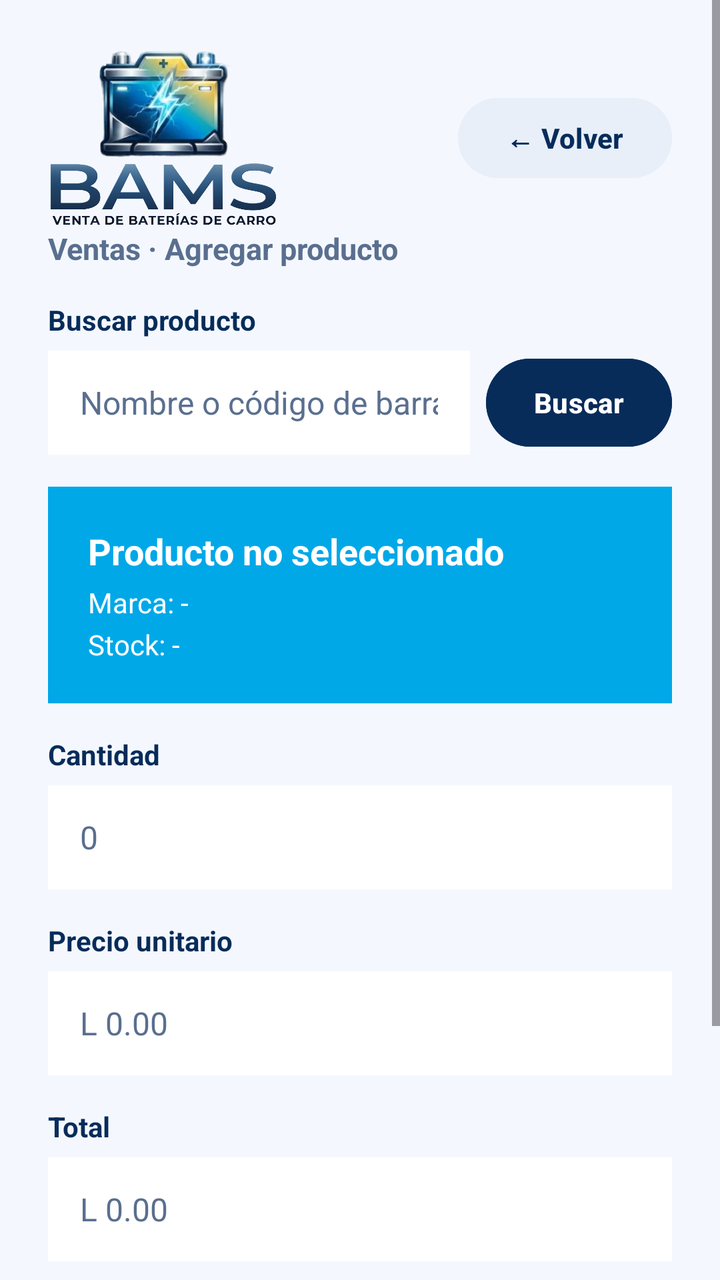
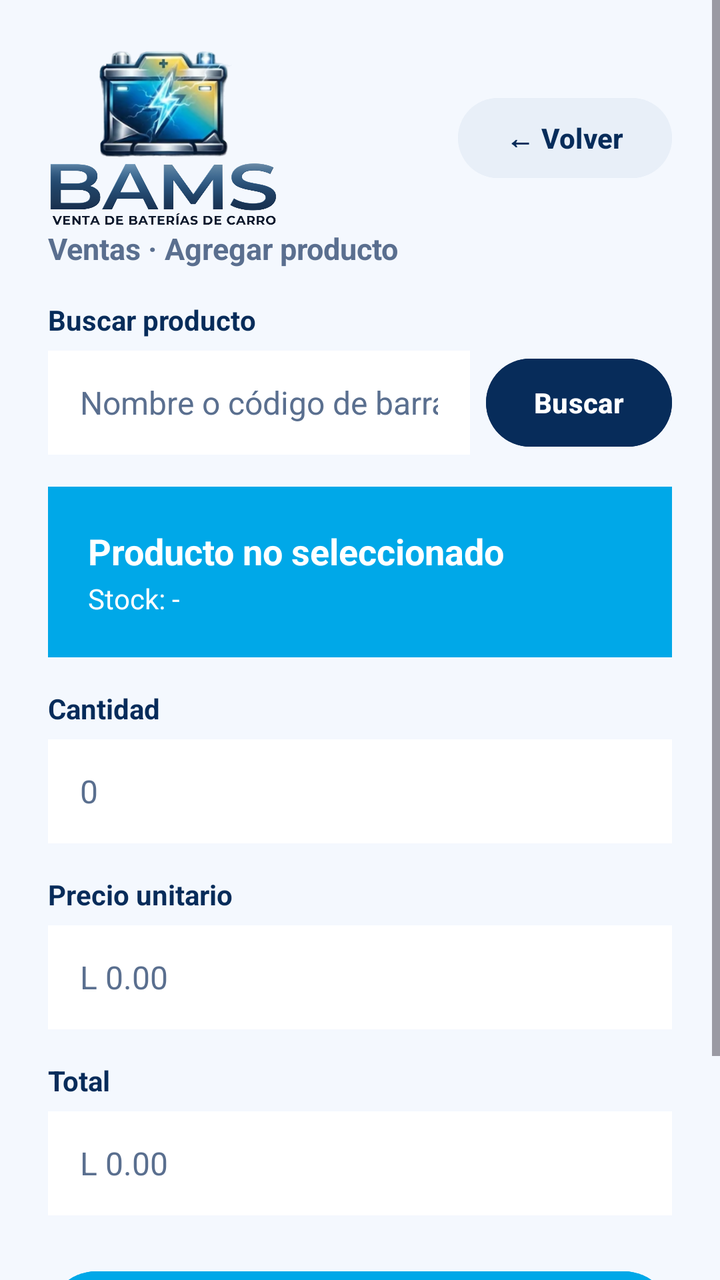

Compare the two renders of this Android layout. The source of the first and the diff that turns it into the second are given below.
<!-- AndroidManifest.xml: application theme Theme.BAMS -->
<!-- res/layout/activity_agregar_producto_venta.xml -->
<?xml version="1.0" encoding="utf-8"?>
<ScrollView xmlns:android="http://schemas.android.com/apk/res/android"
    android:layout_width="match_parent"
    android:layout_height="match_parent"
    android:background="#F4F8FE"
    android:fillViewport="true">

    <LinearLayout
        android:layout_width="match_parent"
        android:layout_height="wrap_content"
        android:orientation="vertical"
        android:padding="24dp">

        <LinearLayout
            android:layout_width="match_parent"
            android:layout_height="wrap_content"
            android:gravity="center_vertical"
            android:orientation="horizontal">

            <ImageView
                android:layout_width="120dp"
                android:layout_height="90dp"
                android:contentDescription="BAMS"
                android:scaleType="fitStart"
                android:src="@mipmap/logo" />

            <View
                android:layout_width="0dp"
                android:layout_height="1dp"
                android:layout_weight="1" />

            <Button
                android:id="@+id/btnVolver"
                android:layout_width="wrap_content"
                android:layout_height="48dp"
                android:backgroundTint="#E8EFF8"
                android:text="← Volver"
                android:textAllCaps="false"
                android:textColor="#072C5A"
                android:textStyle="bold" />
        </LinearLayout>

        <TextView
            android:layout_width="wrap_content"
            android:layout_height="wrap_content"
            android:text="Ventas · Agregar producto"
            android:textColor="#5A6F8F"
            android:textSize="15sp"
            android:textStyle="bold" />

        <TextView
            android:layout_width="match_parent"
            android:layout_height="wrap_content"
            android:layout_marginTop="16dp"
            android:text="Buscar producto"
            android:textColor="#072C5A"
            android:textSize="14sp"
            android:textStyle="bold" />

        <LinearLayout
            android:layout_width="match_parent"
            android:layout_height="wrap_content"
            android:layout_marginTop="6dp"
            android:gravity="center_vertical"
            android:orientation="horizontal">

            <EditText
                android:id="@+id/etBuscar"
                android:layout_width="0dp"
                android:layout_height="52dp"
                android:layout_weight="1"
                android:background="#FFFFFF"
                android:hint="Nombre o código de barras"
                android:imeOptions="actionSearch"
                android:inputType="text"
                android:maxLines="1"
                android:paddingStart="16dp"
                android:paddingEnd="16dp"
                android:textColor="#072C5A"
                android:textColorHint="#5A6F8F"
                android:textSize="16sp" />

            <Button
                android:id="@+id/btnBuscar"
                android:layout_width="wrap_content"
                android:layout_height="52dp"
                android:layout_marginStart="8dp"
                android:backgroundTint="#072C5A"
                android:text="Buscar"
                android:textAllCaps="false"
                android:textColor="#FFFFFF"
                android:textStyle="bold" />
        </LinearLayout>

        <LinearLayout
            android:layout_width="match_parent"
            android:layout_height="wrap_content"
            android:layout_marginTop="16dp"
            android:background="#00A8E8"
            android:orientation="vertical"
            android:padding="20dp">

            <TextView
                android:id="@+id/tvNombreProducto"
                android:layout_width="wrap_content"
                android:layout_height="wrap_content"
                android:text="Producto no seleccionado"
                android:textColor="#FFFFFF"
                android:textSize="18sp"
                android:textStyle="bold" />

            <TextView
                android:id="@+id/tvMarcaProducto"
                android:layout_width="wrap_content"
                android:layout_height="wrap_content"
                android:layout_marginTop="4dp"
                android:text="Marca: -"
                android:textColor="#FFFFFF"
                android:textSize="14sp" />

            <TextView
                android:id="@+id/tvStockProducto"
                android:layout_width="wrap_content"
                android:layout_height="wrap_content"
                android:layout_marginTop="2dp"
                android:text="Stock: -"
                android:textColor="#FFFFFF"
                android:textSize="14sp" />
        </LinearLayout>

        <TextView
            android:layout_width="match_parent"
            android:layout_height="wrap_content"
            android:layout_marginTop="16dp"
            android:text="Cantidad"
            android:textColor="#072C5A"
            android:textSize="14sp"
            android:textStyle="bold" />

        <EditText
            android:id="@+id/etCantidad"
            android:layout_width="match_parent"
            android:layout_height="52dp"
            android:layout_marginTop="6dp"
            android:background="#FFFFFF"
            android:hint="0"
            android:inputType="number"
            android:paddingStart="16dp"
            android:paddingEnd="16dp"
            android:textColor="#072C5A"
            android:textColorHint="#5A6F8F"
            android:textSize="16sp" />

        <TextView
            android:layout_width="match_parent"
            android:layout_height="wrap_content"
            android:layout_marginTop="16dp"
            android:text="Precio unitario"
            android:textColor="#072C5A"
            android:textSize="14sp"
            android:textStyle="bold" />

        <EditText
            android:id="@+id/etPrecio"
            android:layout_width="match_parent"
            android:layout_height="52dp"
            android:layout_marginTop="6dp"
            android:background="#FFFFFF"
            android:enabled="false"
            android:hint="L 0.00"
            android:inputType="text"
            android:paddingStart="16dp"
            android:paddingEnd="16dp"
            android:textColor="#072C5A"
            android:textColorHint="#5A6F8F"
            android:textSize="16sp" />

        <TextView
            android:layout_width="match_parent"
            android:layout_height="wrap_content"
            android:layout_marginTop="16dp"
            android:text="Total"
            android:textColor="#072C5A"
            android:textSize="14sp"
            android:textStyle="bold" />

        <EditText
            android:id="@+id/etTotal"
            android:layout_width="match_parent"
            android:layout_height="52dp"
            android:layout_marginTop="6dp"
            android:background="#FFFFFF"
            android:enabled="false"
            android:hint="L 0.00"
            android:inputType="text"
            android:paddingStart="16dp"
            android:paddingEnd="16dp"
            android:textColor="#072C5A"
            android:textColorHint="#5A6F8F"
            android:textSize="16sp" />

        <Button
            android:id="@+id/btnAgregar"
            android:layout_width="match_parent"
            android:layout_height="56dp"
            android:layout_marginTop="24dp"
            android:backgroundTint="#00A8E8"
            android:text="Agregar"
            android:textAllCaps="false"
            android:textColor="#FFFFFF"
            android:textSize="16sp"
            android:textStyle="bold" />

        <Button
            android:id="@+id/btnCancelar"
            android:layout_width="match_parent"
            android:layout_height="56dp"
            android:layout_marginTop="8dp"
            android:backgroundTint="#072C5A"
            android:text="Cancelar"
            android:textAllCaps="false"
            android:textColor="#FFFFFF"
            android:textSize="16sp"
            android:textStyle="bold" />
    </LinearLayout>
</ScrollView>
<!-- resources referenced by this layout -->
<resources>
  <!-- mipmap logo: png bitmap (mipmap-hdpi, 496674 bytes) -->
  <style name="Theme.BAMS" parent="Base.Theme.BAMS" />
  <style name="Base.Theme.BAMS" parent="Theme.Material3.DayNight.NoActionBar">
          
          
      </style>
</resources>

<!-- the commit's change to res/layout/activity_agregar_producto_venta.xml (unified diff, before → after) -->
@@ -65,7 +65,7 @@
             android:orientation="horizontal">
 
             <EditText
-                android:id="@+id/etBuscar"
+                android:id="@+id/txtBuscar"
                 android:layout_width="0dp"
                 android:layout_height="52dp"
                 android:layout_weight="1"
@@ -110,15 +110,6 @@
                 android:textStyle="bold" />
 
             <TextView
-                android:id="@+id/tvMarcaProducto"
-                android:layout_width="wrap_content"
-                android:layout_height="wrap_content"
-                android:layout_marginTop="4dp"
-                android:text="Marca: -"
-                android:textColor="#FFFFFF"
-                android:textSize="14sp" />
-
-            <TextView
                 android:id="@+id/tvStockProducto"
                 android:layout_width="wrap_content"
                 android:layout_height="wrap_content"
@@ -138,7 +129,7 @@
             android:textStyle="bold" />
 
         <EditText
-            android:id="@+id/etCantidad"
+            android:id="@+id/txtCantidad"
             android:layout_width="match_parent"
             android:layout_height="52dp"
             android:layout_marginTop="6dp"
@@ -161,7 +152,7 @@
             android:textStyle="bold" />
 
         <EditText
-            android:id="@+id/etPrecio"
+            android:id="@+id/txtprecio"
             android:layout_width="match_parent"
             android:layout_height="52dp"
             android:layout_marginTop="6dp"
@@ -185,7 +176,7 @@
             android:textStyle="bold" />
 
         <EditText
-            android:id="@+id/etTotal"
+            android:id="@+id/txtTotal"
             android:layout_width="match_parent"
             android:layout_height="52dp"
             android:layout_marginTop="6dp"
